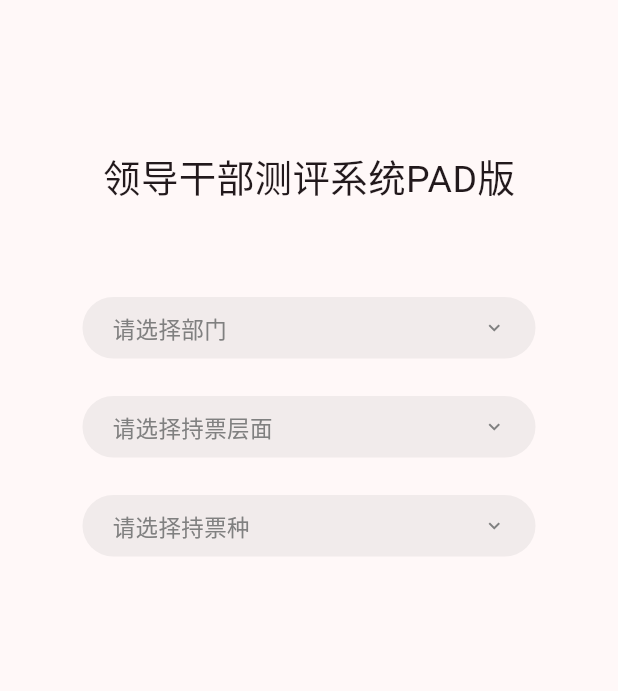
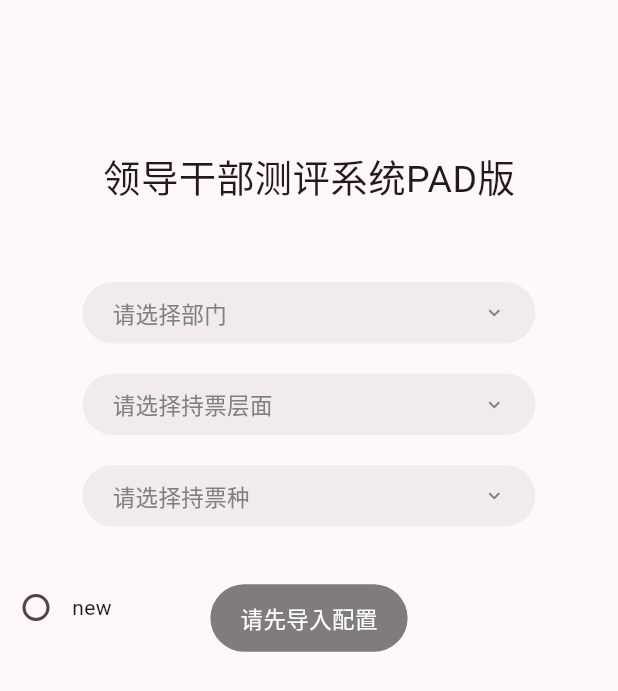
Before and after one commit to 1098065487/evaluate, a Flutter app: the screen it shows after launch, after a tap on "请选择部门", on a phone screen of 412 x 824 dp. Shown: the top 691 px of the screen. Run offline on Flutter 3.47's test engine with Material 2 defaults, Android fonts, the phone set to English and light mode, and no system bars; our stand-ins replace fluttertoast, permission_handler; missing offline and left inert: flutter_pickers.

Commit message:
feat:work

```diff
--- a/lib/components/select.dart
+++ b/lib/components/select.dart
@@ -90,6 +90,12 @@
         }
       },
       child: Container(
+          width: MediaQuery.of(context).size.width - 110,
+          margin: EdgeInsets.symmetric(vertical: 10.0),
+          decoration: BoxDecoration(
+            color: Color.fromRGBO(160, 160, 160, 0.15),
+            borderRadius: BorderRadius.circular(32),
+          ),
           padding: const EdgeInsets.symmetric(vertical: 10, horizontal: 20),
           child: Row(
             mainAxisAlignment: MainAxisAlignment.spaceBetween,
--- a/lib/main.dart
+++ b/lib/main.dart
@@ -28,31 +28,34 @@
 }
 
 class MyAppState extends ChangeNotifier {
+  // 配置信息
   ConfigType config = ConfigType(0, []);
-
   void updateConfig(ConfigType current) {
     config = current;
     notifyListeners();
   }
-
+  // 部门选择
   Map<String, dynamic> departSelected = {};
-
   void updateDepartSelected(Map <String, dynamic> current) {
     departSelected = current;
     notifyListeners();
   }
-
+  // 持票层面选择
   Map<String, dynamic> subjectSelected = {};
-
   void updateSubjectSelected(Map <String, dynamic> current) {
     subjectSelected = current;
     notifyListeners();
   }
-
+  // 票种选择
   Map<String, dynamic> ticketSelected = {};
-
   void updateTicketSelected(Map<String, dynamic> current) {
     ticketSelected = current;
     notifyListeners();
   }
+  // 角色选择
+  String roleType = '';
+  void updateRoleType(String current) {
+    roleType = current;
+    notifyListeners();
+  }
 }
--- a/lib/pages/home.dart
+++ b/lib/pages/home.dart
@@ -18,6 +18,7 @@
     Map<String, dynamic> depart = appState.departSelected;
     Map<String, dynamic> subject = appState.subjectSelected;
     Map<String, dynamic> ticket = appState.ticketSelected;
+    String roleType = appState.roleType;
 
     print(depart);
     print(subject);
@@ -73,33 +74,31 @@
               )
             ),
             SizedBox(height: 40,),
-            Container(
-              width: MediaQuery.of(context).size.width - 110,
-              margin: EdgeInsets.symmetric(vertical: 20.0),
-              decoration: BoxDecoration(
-                color: Color.fromRGBO(160, 160, 160, 0.15),
-                borderRadius: BorderRadius.circular(32),
-              ),
-              child: CustomSelect(selected: depart, selectList: departList, type: 'depart'),
-            ),
-            Container(
-              width: MediaQuery.of(context).size.width - 110,
-              margin: EdgeInsets.symmetric(vertical: 5.0),
-              decoration: BoxDecoration(
-                color: Color.fromRGBO(160, 160, 160, 0.15),
-                borderRadius: BorderRadius.circular(32),
-              ),
-              child: CustomSelect(selected: subject, selectList: subjectList, type: 'subject'),
-            ),
-            Container(
-              width: MediaQuery.of(context).size.width - 110,
-              margin: EdgeInsets.symmetric(vertical: 20.0),
-              decoration: BoxDecoration(
-                color: Color.fromRGBO(160, 160, 160, 0.15),
-                borderRadius: BorderRadius.circular(32),
-              ),
-              child: CustomSelect(selected: ticket, selectList: ticketList, type: 'ticket'),
-            ),
+            CustomSelect(selected: depart, selectList: departList, type: 'depart'),
+            CustomSelect(selected: subject, selectList: subjectList, type: 'subject'),
+            CustomSelect(selected: ticket, selectList: ticketList, type: 'ticket'),
+            SizedBox(height: 20,),
+            Row(
+              mainAxisAlignment: MainAxisAlignment.spaceBetween,
+              children: [
+                Row(
+                  mainAxisSize: MainAxisSize.min,
+                  children: [
+                    Radio(
+                      value: 'new',
+                      groupValue: roleType,
+                      onChanged: (val) => {
+                        print(val),
+                        if(val!.isNotEmpty) {
+                          appState.updateRoleType(val)
+                        }
+                      }
+                    ),
+                    Text('new')
+                  ],
+                )
+              ],
+            )
           ],
         ),
       )
```
